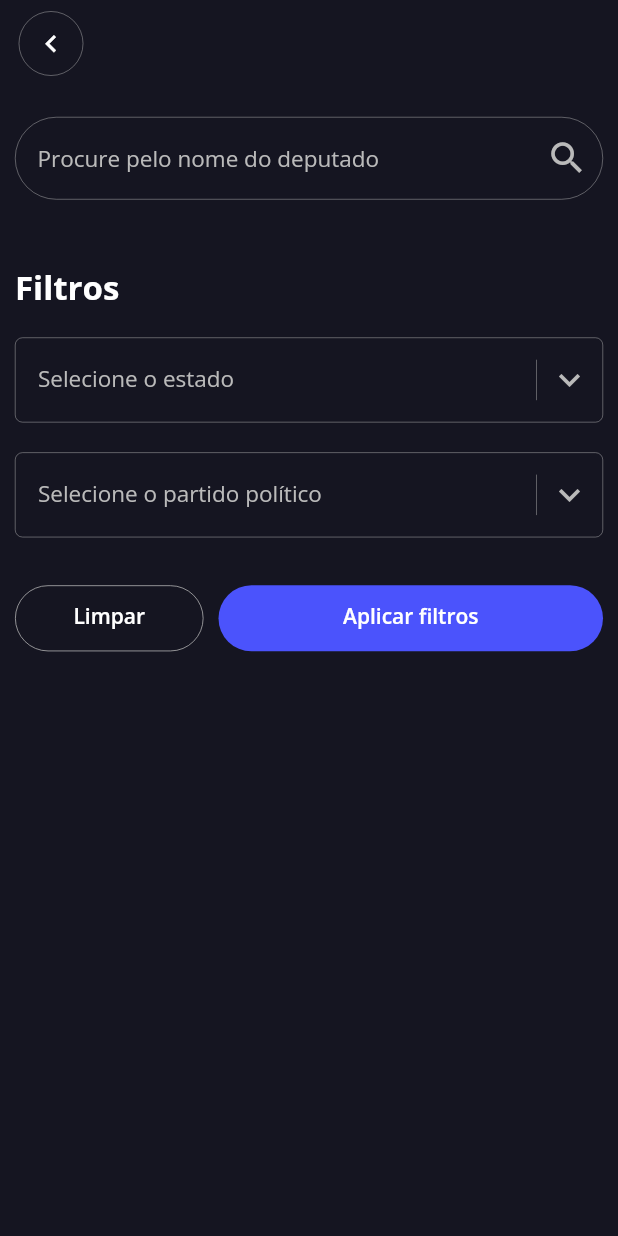
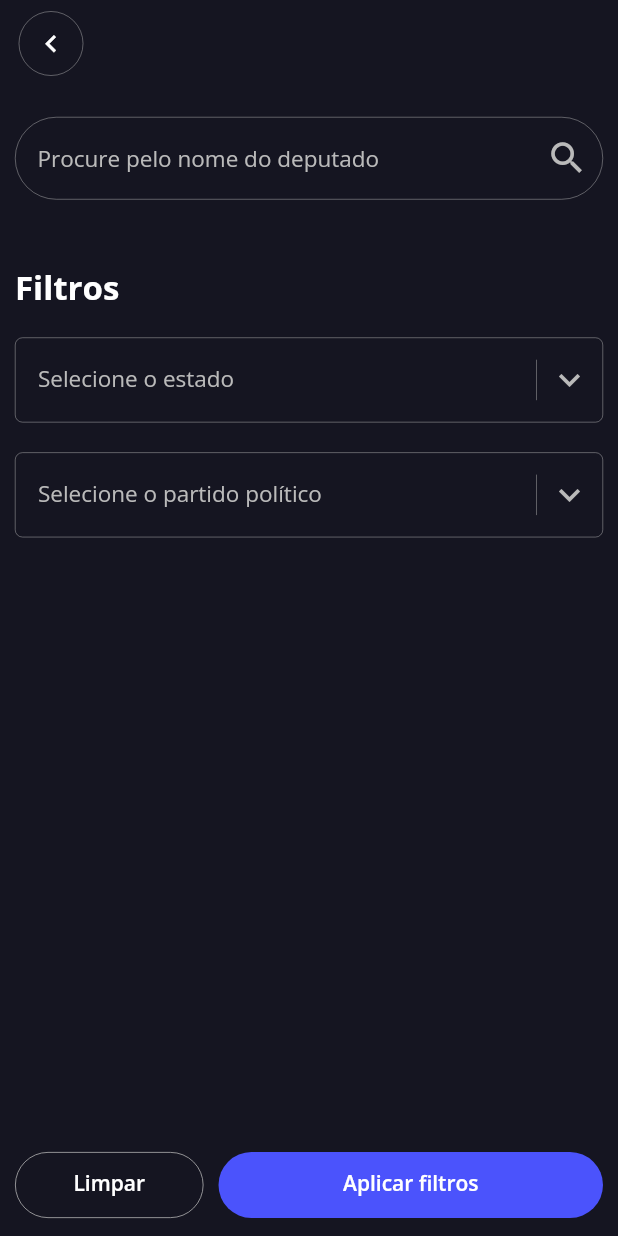
Before and after one commit to rafaelzorn/brasil_transparente_flutter, a Flutter app: the SearchPage screen opened by its route, on a phone screen of 412 x 824 dp. Run offline on Flutter 3.47's test engine with Material 2 defaults, Android fonts, the phone set to English and light mode, and no system bars; our stand-ins replace dio, flutter_dotenv, get, google_fonts, lazy_load_scrollview, transparent_image; network calls fail.

Commit message:
Improvement: Page search

```diff
--- a/lib/app/modules/search/pages/search_page.dart
+++ b/lib/app/modules/search/pages/search_page.dart
@@ -15,6 +15,7 @@ import 'package:brasil_transparente_flutter/app/modules/search/pages/widgets/sel
 import 'package:brasil_transparente_flutter/app/modules/search/pages/widgets/selectable_modal_widget.dart';
 
 class SearchPage extends GetView<SearchController> {
+  /*
   Widget _renderHeader() {
     return BtHeaderWidget(
       leftIcon: Icons.chevron_left,
@@ -193,4 +194,180 @@ class SearchPage extends GetView<SearchController> {
       child: Scaffold(resizeToAvoidBottomInset: false, body: _renderContent()),
     );
   }
+  */
+
+  Widget _renderHeader() {
+    return BtHeaderWidget(
+      leftIcon: Icons.chevron_left,
+      leftOnPress: () => Get.back(),
+    );
+  }
+
+  Widget _renderTitle() {
+    return Container(
+      margin: EdgeInsets.only(bottom: 20),
+      child: SizedBox(
+        width: double.infinity,
+        child: Text(
+          StringResource.FILTERS,
+          style: TextHelper.style(fontSize: 22, fontWeight: FontWeight.w700),
+        ),
+      ),
+    );
+  }
+
+  Widget _renderForm() {
+    return Container(
+      padding: EdgeInsets.symmetric(horizontal: 10),
+      child: Form(
+        key: controller.formKey,
+        child: Column(
+          children: <Widget>[
+            InputSearchWidget(controller: controller.nameController),
+            _renderTitle(),
+            _renderSelectableStates(),
+            _renderSelectablePoliticalParties(),
+          ],
+        ),
+      ),
+    );
+  }
+
+  Widget _renderSelectableStates() {
+    return Obx(
+      () => SelectableWidget(
+        text: SelectStateController.to.selectedState.initials ??
+            StringResource.SELECT_STATE,
+        onTap: () {
+          SelectStateController.to.handleGetStates();
+
+          BtModalWidget.bottomSheet(
+            content: Obx(
+              () => SelectableModalWidget(
+                isLoading: SelectStateController.to.isLoading,
+                isError: SelectStateController.to.isError,
+                items: SelectStateController.to.states,
+                title: StringResource.STATES,
+                handleSelect: SelectStateController.to.handleSelectState,
+                showPropName: 'initials',
+              ),
+            ),
+          );
+        },
+      ),
+    );
+  }
+
+  Widget _renderSelectablePoliticalParties() {
+    return Obx(
+      () => SelectableWidget(
+        text:
+            SelectPoliticalPartyController.to.selectedPoliticalParty.initials ??
+                StringResource.SELECT_THE_POLITICAL_PARTY,
+        onTap: () {
+          SelectPoliticalPartyController.to.handleGetPoliticalParties();
+
+          BtModalWidget.bottomSheet(
+            content: Obx(
+              () => SelectableModalWidget(
+                isLoading: SelectPoliticalPartyController.to.isLoading,
+                isError: SelectPoliticalPartyController.to.isError,
+                items: SelectPoliticalPartyController.to.politicalParties,
+                title: StringResource.POLITICAL_PARTIES,
+                handleSelect: SelectPoliticalPartyController
+                    .to.handleSelectPoliticalParty,
+                showPropName: 'initials',
+              ),
+            ),
+          );
+        },
+      ),
+    );
+  }
+
+  Widget _renderButtons() {
+    return Container(
+      padding: EdgeInsets.symmetric(vertical: 10, horizontal: 10),
+      child: Row(
+        mainAxisAlignment: MainAxisAlignment.spaceBetween,
+        mainAxisSize: MainAxisSize.max,
+        children: <Widget>[
+          _renderButtonCleanFilter(),
+          _renderButtonApplyFilters(),
+        ],
+      ),
+    );
+  }
+
+  Widget _renderButtonCleanFilter() {
+    return Expanded(
+      flex: 1,
+      child: Padding(
+        padding: EdgeInsets.only(right: 5),
+        child: TextButton(
+          child: Text(StringResource.CLEAN),
+          onPressed: controller.clear,
+          style: TextButton.styleFrom(
+            padding: EdgeInsets.all(15),
+            primary: BtColorTheme.WHITE,
+            backgroundColor: BtColorTheme.CINDER,
+            shape: RoundedRectangleBorder(
+              borderRadius: BorderRadius.circular(100),
+              side: BorderSide(color: BtColorTheme.SILVER, width: 0.5),
+            ),
+            textStyle: TextHelper.style(
+              fontSize: 14,
+              fontWeight: FontWeight.w600,
+            ),
+          ),
+        ),
+      ),
+    );
+  }
+
+  Widget _renderButtonApplyFilters() {
+    return Expanded(
+      flex: 2,
+      child: Padding(
+        padding: EdgeInsets.only(left: 5),
+        child: TextButton(
+          child: Text(StringResource.APPLY_FILTERS),
+          onPressed: controller.search,
+          style: TextButton.styleFrom(
+            padding: EdgeInsets.all(15),
+            primary: BtColorTheme.WHITE,
+            backgroundColor: BtColorTheme.DODGER_BLUE,
+            shape: RoundedRectangleBorder(
+              borderRadius: BorderRadius.circular(100),
+            ),
+            textStyle: TextHelper.style(
+              fontSize: 14,
+              fontWeight: FontWeight.w600,
+            ),
+          ),
+        ),
+      ),
+    );
+  }
+
+  Widget _renderContent() {
+    return SingleChildScrollView(
+      child: SafeArea(
+        child: Column(
+          children: <Widget>[_renderHeader(), _renderForm()],
+        ),
+      ),
+    );
+  }
+
+  Widget build(BuildContext context) {
+    return GestureDetector(
+      onTap: () => FocusManager.instance.primaryFocus?.unfocus(),
+      child: Scaffold(
+        resizeToAvoidBottomInset: false,
+        body: _renderContent(),
+        bottomNavigationBar: _renderButtons(),
+      ),
+    );
+  }
 }
```
